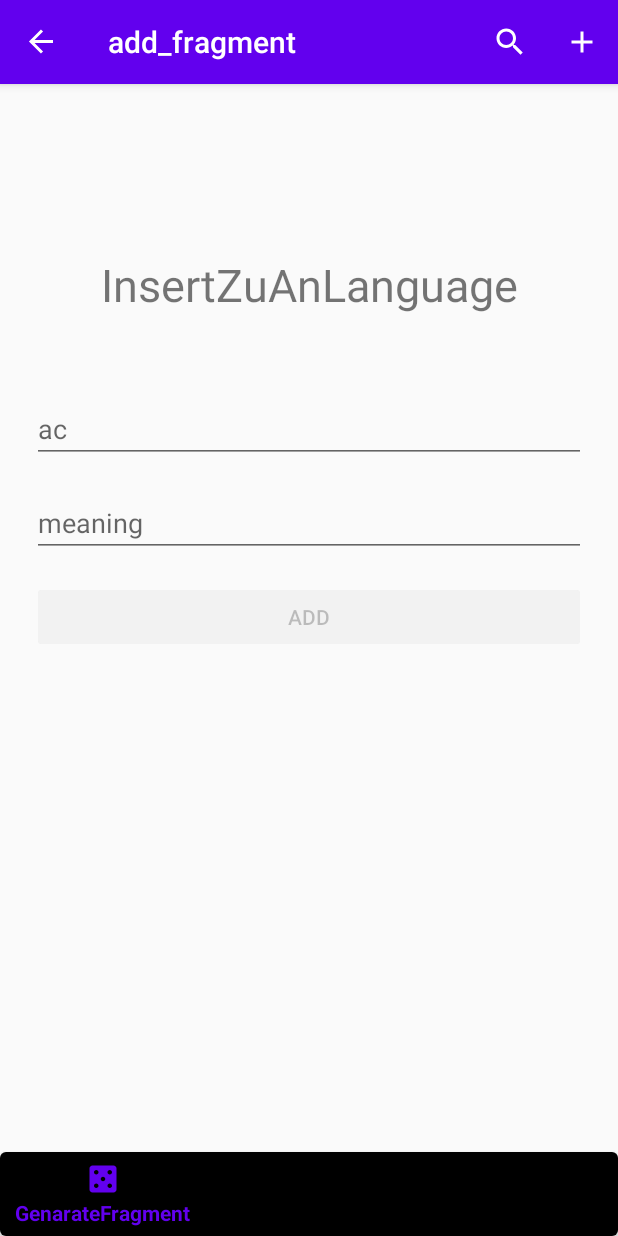
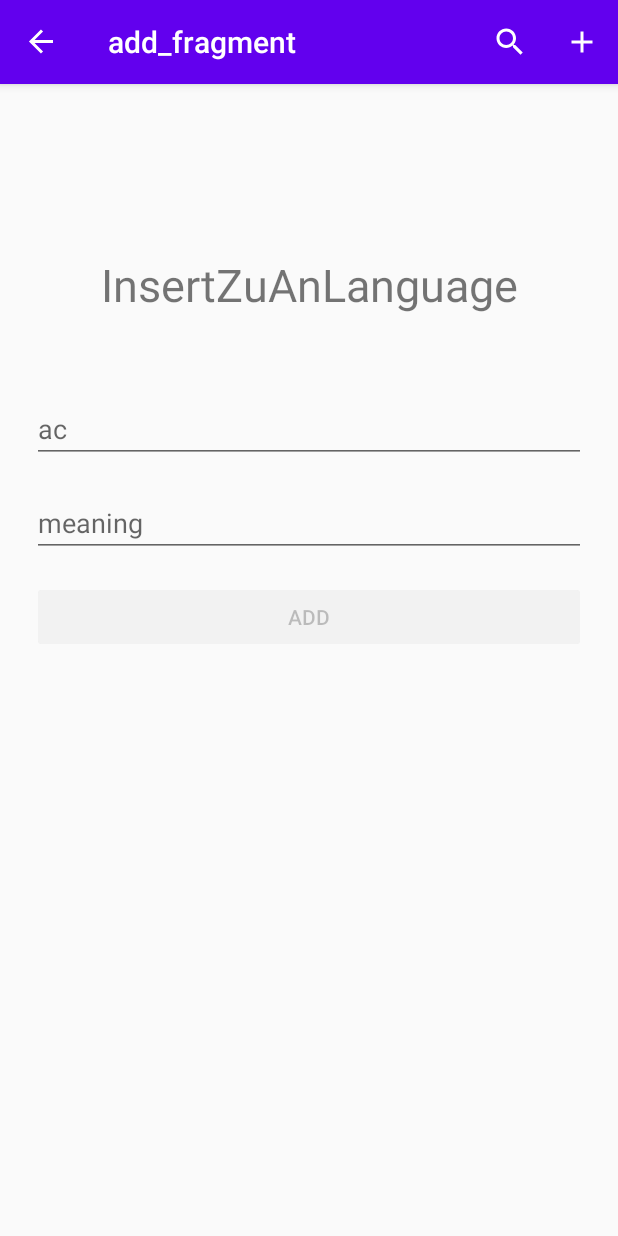
Before and after one commit to Patrick00017/ZuAnLanguage, an Android app: the DataFragment screen opened through its navigation route, after a tap on "Add", on a phone screen of 412 x 824 dp. Run offline under Robolectric (Android 15) with nearby library versions, the phone set to English and light mode, and no system bars; our stand-ins replace Room's generated code, navigation-ui; 2 statements that could not run were skipped.

Commit message:
fix: fix the addfragment show bottomNav view.

```diff
--- a/app/src/main/java/com/example/zuanlanguage/MainActivity.kt
+++ b/app/src/main/java/com/example/zuanlanguage/MainActivity.kt
@@ -25,4 +25,8 @@ class MainActivity : AppCompatActivity() {
     override fun onNavigateUp(): Boolean {
         return super.onNavigateUp() || _navController.navigateUp()
     }
+
+    override fun onSupportNavigateUp(): Boolean {
+        return super.onSupportNavigateUp() || _navController.navigateUp()
+    }
 }
--- a/app/src/main/java/com/example/zuanlanguage/fragment/AddFragment.kt
+++ b/app/src/main/java/com/example/zuanlanguage/fragment/AddFragment.kt
@@ -1,5 +1,6 @@
 package com.example.zuanlanguage.fragment
 
+import android.opengl.Visibility
 import android.os.Bundle
 import android.text.Editable
 import android.text.TextWatcher
@@ -11,6 +12,7 @@ import androidx.navigation.fragment.findNavController
 import com.example.zuanlanguage.R
 import com.example.zuanlanguage.database.Language
 import com.example.zuanlanguage.viewModel.DataViewModel
+import kotlinx.android.synthetic.main.activity_main.*
 import kotlinx.android.synthetic.main.fragment_add.*
 
 class AddFragment : Fragment() {
@@ -26,6 +28,9 @@ class AddFragment : Fragment() {
         savedInstanceState: Bundle?
     ): View? {
         // Inflate the layout for this fragment
+        requireActivity().bottomNav.visibility = View.INVISIBLE
+        requireActivity().cardView.visibility = View.INVISIBLE
+
         return inflater.inflate(R.layout.fragment_add, container, false)
     }
 
--- a/app/src/main/java/com/example/zuanlanguage/fragment/DataFragment.kt
+++ b/app/src/main/java/com/example/zuanlanguage/fragment/DataFragment.kt
@@ -10,6 +10,7 @@ import androidx.recyclerview.widget.LinearLayoutManager
 import com.example.zuanlanguage.viewModel.DataViewModel
 import com.example.zuanlanguage.R
 import com.example.zuanlanguage.adapter.DataFragmentRecyclerAdapter
+import kotlinx.android.synthetic.main.activity_main.*
 import kotlinx.android.synthetic.main.data_fragment.*
 
 class DataFragment : Fragment() {
@@ -26,6 +27,8 @@ class DataFragment : Fragment() {
         savedInstanceState: Bundle?
     ): View? {
         setHasOptionsMenu(true)
+        requireActivity().bottomNav.visibility = View.VISIBLE
+        requireActivity().cardView.visibility = View.VISIBLE
 
         return inflater.inflate(R.layout.data_fragment, container, false)
     }
@@ -88,4 +91,5 @@ class DataFragment : Fragment() {
     }
 
 
+
 }
--- a/app/src/main/java/com/example/zuanlanguage/fragment/GenarateFragment.kt
+++ b/app/src/main/java/com/example/zuanlanguage/fragment/GenarateFragment.kt
@@ -8,6 +8,7 @@ import android.view.View
 import android.view.ViewGroup
 import com.example.zuanlanguage.viewModel.GenarateViewModel
 import com.example.zuanlanguage.R
+import kotlinx.android.synthetic.main.activity_main.*
 
 class GenarateFragment : Fragment() {
 
@@ -21,6 +22,8 @@ class GenarateFragment : Fragment() {
         inflater: LayoutInflater, container: ViewGroup?,
         savedInstanceState: Bundle?
     ): View? {
+        requireActivity().bottomNav.visibility = View.VISIBLE
+        requireActivity().cardView.visibility = View.VISIBLE
         return inflater.inflate(R.layout.genarate_fragment, container, false)
     }
 
--- a/app/src/main/java/com/example/zuanlanguage/fragment/MineFragment.kt
+++ b/app/src/main/java/com/example/zuanlanguage/fragment/MineFragment.kt
@@ -8,6 +8,7 @@ import android.view.View
 import android.view.ViewGroup
 import com.example.zuanlanguage.viewModel.MineViewModel
 import com.example.zuanlanguage.R
+import kotlinx.android.synthetic.main.activity_main.*
 
 class MineFragment : Fragment() {
 
@@ -21,6 +22,8 @@ class MineFragment : Fragment() {
         inflater: LayoutInflater, container: ViewGroup?,
         savedInstanceState: Bundle?
     ): View? {
+        requireActivity().bottomNav.visibility = View.VISIBLE
+        requireActivity().cardView.visibility = View.VISIBLE
         return inflater.inflate(R.layout.mine_fragment, container, false)
     }
 
```
